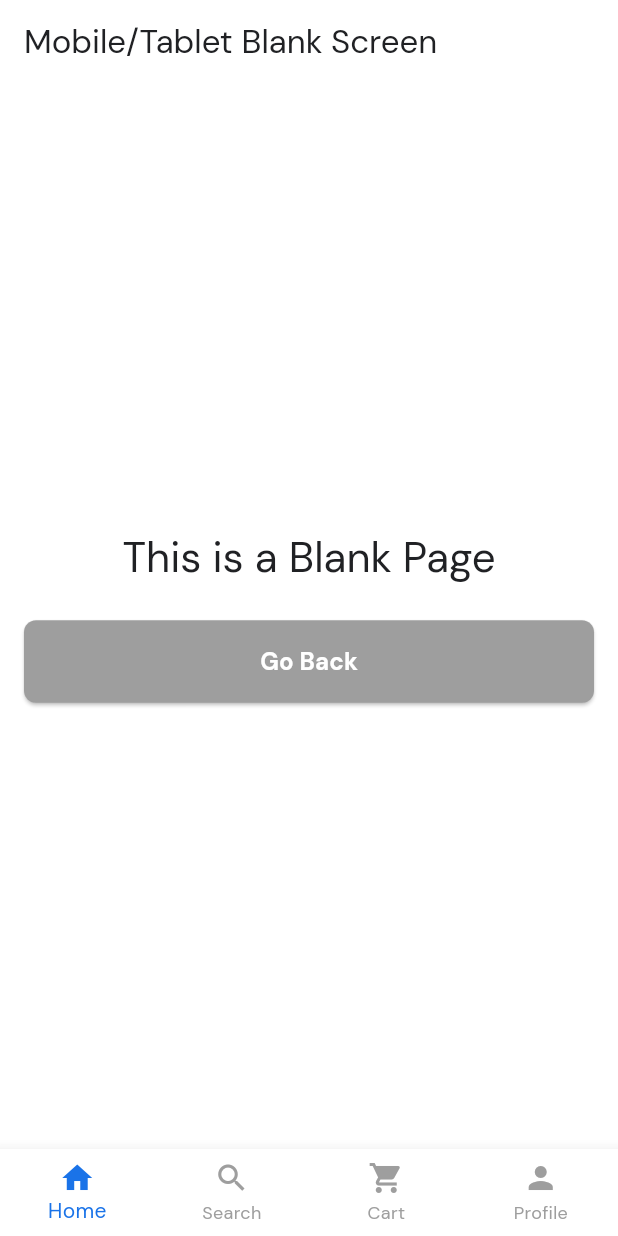
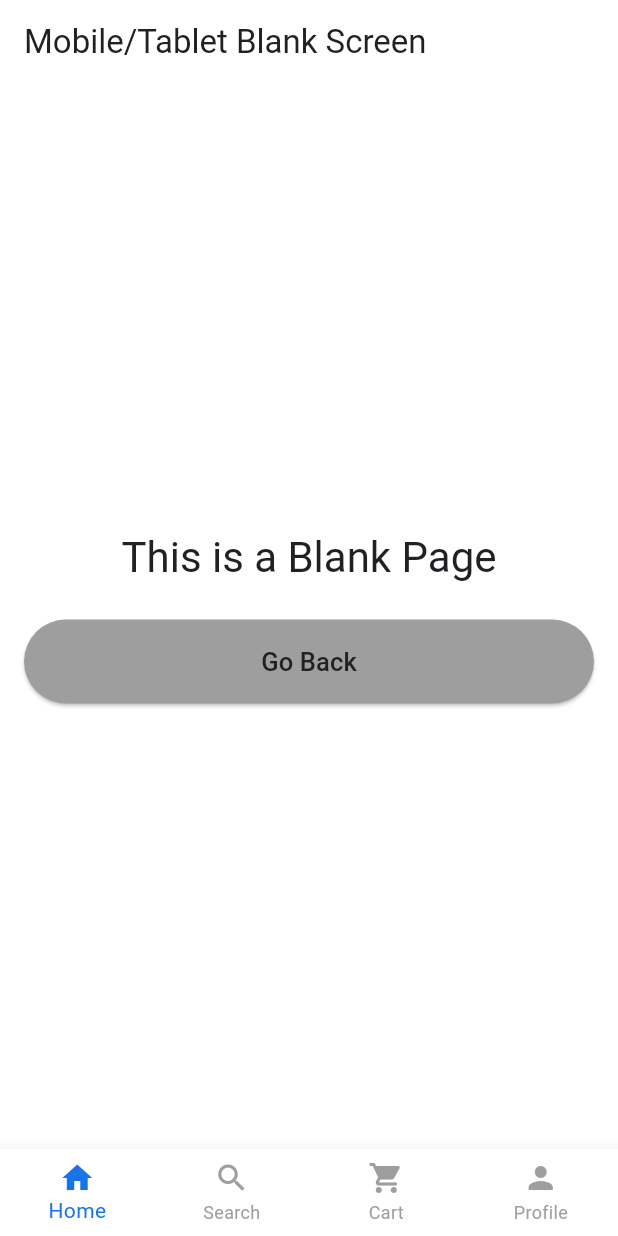
Before and after one commit to ishivamumaraniya/gmb_iq, a Flutter app: the BlankScreen screen opened by its route, on a phone screen of 412 x 824 dp. Run offline on Flutter 3.47's test engine with Material 3 defaults, Android fonts, the phone set to English and light mode, and no system bars; our stand-ins replace cached_network_image, dio, flutter_screenutil, flutter_svg, go_router, google_fonts and 1 more; accounts and stored records are empty.

Commit message:
made some progress

```diff
--- a/lib/core/constants/app_images.dart
+++ b/lib/core/constants/app_images.dart
@@ -10,6 +10,7 @@ class AppImages {
   // Images
   // ===========================================================================
   static const String loginLogo = "$_pngPath/login_logo.png";
+
   // static const String placeholder = '$_imagePath/placeholder.png';
 
   // ===========================================================================
@@ -21,4 +22,5 @@ class AppImages {
   // SVG
   // ===========================================================================
   static const String appLogo = '$_svgPath/app_logo.svg';
+  static const String googleLogo = "$_svgPath/google.svg";
 }
--- a/lib/core/router/app_router.dart
+++ b/lib/core/router/app_router.dart
@@ -48,7 +48,7 @@ class AppRouter {
                     child: CustomButton(
                       text: 'Go to Blank Page',
                       onPressed: () => context.pushNamed(AppRoutes.blank),
-                      rightIcon: const Icon(Icons.arrow_forward, color: Colors.white),
+                      customIcon: const Icon(Icons.arrow_forward, color: Colors.white),
                     ),
                   ),
                 ),
--- a/lib/core/theme/app_colors.dart
+++ b/lib/core/theme/app_colors.dart
@@ -25,6 +25,9 @@ class AppColors {
   // Greys
   static const Color lightGrey = Color(0xFF989898);
   static const Color lighterGrey = Color(0xFF868A94);
+
+  static const Color darkPink = Color(0xFF9C6DF2);
+
   // --- Dark Mode Colors ---
   static const Color darkScaffoldBackground = Color(0xFF121212); // Standard Material dark background
   static const Color darkTextPrimary = Color(0xFFE8EAED); // Off-white (better readability than pure white)
--- a/lib/core/widgets/custom_button.dart
+++ b/lib/core/widgets/custom_button.dart
@@ -1,69 +1,40 @@
 import 'package:flutter/material.dart';
+import 'package:gmb_iq/core/widgets/custom_text.dart';
 
 class CustomButton extends StatelessWidget {
   final String text;
   final VoidCallback? onPressed;
   final bool isLoading;
   final Color? backgroundColor;
-  final Widget? rightIcon; // Could be an Image or Icon
+  final Widget? customIcon; // Could be an Image or Icon
   final double width;
 
   const CustomButton({
-    Key? key,
+    super.key,
     required this.text,
     required this.onPressed,
     this.isLoading = false,
     this.backgroundColor,
-    this.rightIcon,
+    this.customIcon,
     this.width = double.infinity,
-  }) : super(key: key);
+  });
 
   @override
   Widget build(BuildContext context) {
     return SizedBox(
       width: width,
-      child: ElevatedButton(
+      child: ElevatedButton.icon(
+        icon: customIcon,
         style: ElevatedButton.styleFrom(
           backgroundColor: backgroundColor ?? Theme.of(context).primaryColor,
           disabledBackgroundColor: Colors.grey.shade300,
           padding: const EdgeInsets.symmetric(vertical: 16),
-          shape: RoundedRectangleBorder(
-            borderRadius: BorderRadius.circular(8),
-          ),
+          shape: RoundedRectangleBorder(borderRadius: BorderRadius.circular(50)),
         ),
         onPressed: isLoading ? null : onPressed,
-        child: isLoading
-            ? const SizedBox(
-                height: 24,
-                width: 24,
-                child: CircularProgressIndicator(
-                  color: Colors.grey,
-                  strokeWidth: 3,
-                ),
-              )
-            : Stack(
-                alignment: Alignment.center,
-                children: [
-                  // Center Text
-                  Align(
-                    alignment: Alignment.center,
-                    child: Text(
-                      text,
-                      style: const TextStyle(
-                        fontSize: 16,
-                        fontWeight: FontWeight.bold,
-                        color: Colors.white,
-                      ),
-                    ),
-                  ),
-                  // Right Icon/Image
-                  if (rightIcon != null)
-                    Positioned(
-                      right: 16,
-                      child: rightIcon!,
-                    ),
-                ],
-              ),
+        label: isLoading
+            ? const SizedBox(height: 24, width: 24, child: CircularProgressIndicator(color: Colors.grey, strokeWidth: 3))
+            : CustomText(text, fontSize: 17, fontWeight: FontWeight.w500),
       ),
     );
   }
--- a/lib/core/widgets/custom_text.dart
+++ b/lib/core/widgets/custom_text.dart
@@ -1,5 +1,6 @@
 import 'package:flutter/material.dart';
 import 'package:flutter_screenutil/flutter_screenutil.dart';
+import 'package:google_fonts/google_fonts.dart';
 
 class CustomText extends StatelessWidget {
   final String text;
@@ -10,6 +11,7 @@ class CustomText extends StatelessWidget {
   final TextAlign? textAlign;
   final int? maxLines;
   final bool isSelectable;
+  final double? height; // Added to control line spacing
 
   const CustomText(
     this.text, {
@@ -21,20 +23,35 @@ class CustomText extends StatelessWidget {
     this.textAlign,
     this.maxLines,
     this.isSelectable = false,
+    this.height, // Added optional parameter
   });
 
   @override
   Widget build(BuildContext context) {
-    // If no color is provided, we default to the textTheme's bodyMedium color
-    // which in your AppTheme is AppColors.textPrimary (or darkTextPrimary).
     final defaultColor = Theme.of(context).textTheme.bodyMedium?.color;
 
-    final style = TextStyle(fontSize: fontSize.spMin, fontWeight: fontWeight, color: color ?? defaultColor);
+    final style = GoogleFonts.googleSansFlex(
+      fontSize: fontSize.spMin,
+      fontWeight: fontWeight,
+      color: color ?? defaultColor,
+      height: height, // Passes line height multiplier to TextStyle
+    );
 
     if (isSelectable) {
-      return SelectableText(text, textAlign: textAlign, maxLines: maxLines, style: style);
+      return SelectableText(
+        text,
+        textAlign: textAlign,
+        maxLines: maxLines,
+        style: style,
+      );
     }
 
-    return Text(text, textAlign: textAlign, maxLines: maxLines, overflow: overflow, style: style);
+    return Text(
+      text,
+      textAlign: textAlign,
+      maxLines: maxLines,
+      overflow: overflow,
+      style: style,
+    );
   }
 }
--- a/lib/features/home/view/home_screen.dart
+++ b/lib/features/home/view/home_screen.dart
@@ -29,7 +29,7 @@ class HomeScreen extends StatelessWidget {
               CustomButton(
                 text: 'Go to Blank Page',
                 onPressed: () => context.pushNamed(AppRoutes.blank),
-                rightIcon: const Icon(Icons.arrow_forward, color: Colors.white),
+                customIcon: const Icon(Icons.arrow_forward, color: Colors.white),
               ),
               const SizedBox(height: 16),
               CustomButton(text: 'Loading Button', onPressed: () {}, isLoading: true),
```
Also changed, not shown: lib/core/theme/app_theme.dart (+7 -10 lines), lib/features/login/view/login_screen.dart (+61 -8 lines), assets/svg/google.svg (added), 3 other files.
